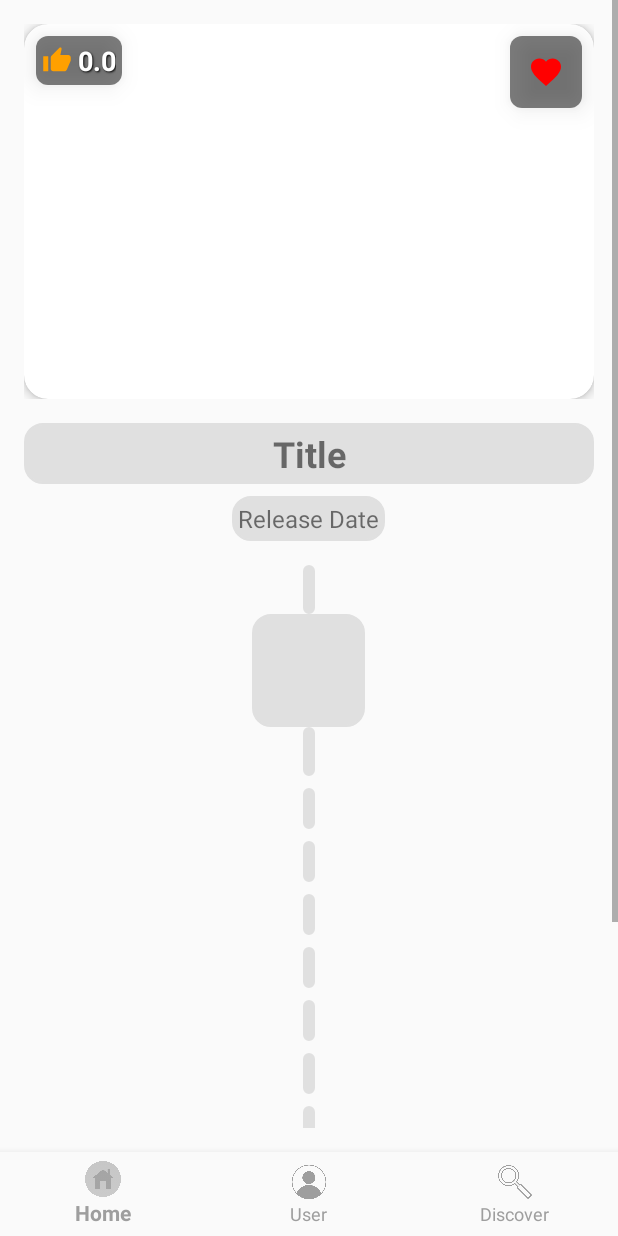
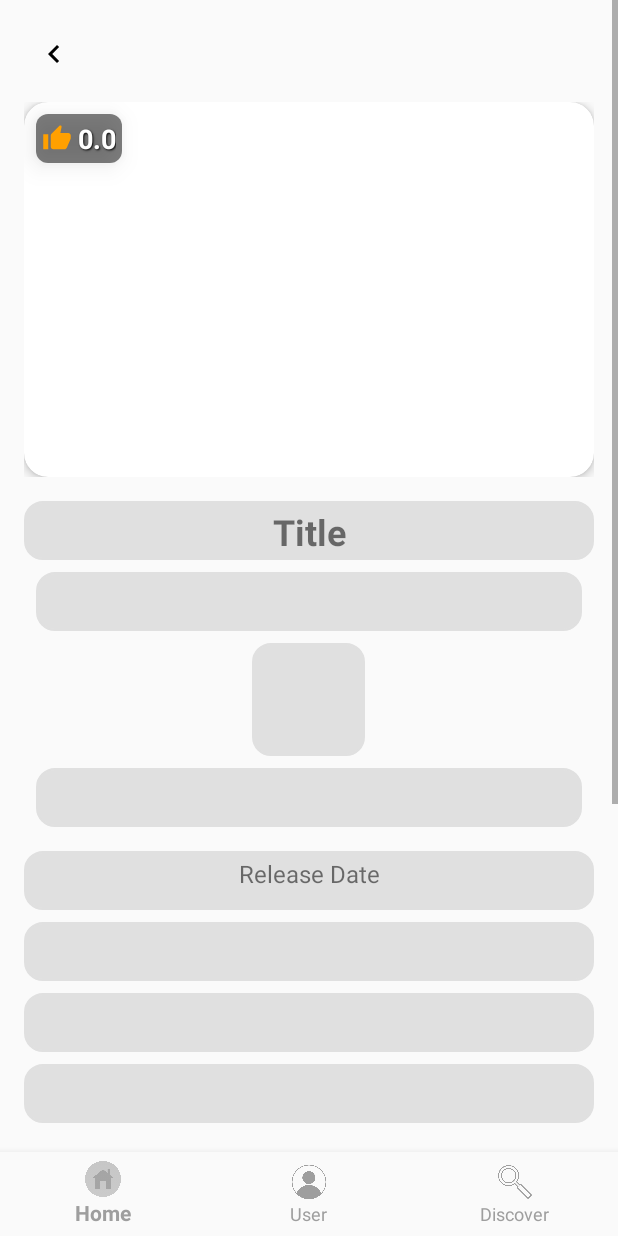
Before and after one commit to yasinhessnawi1/1-2-watch, an Android app: the DetailsActivity screen opened directly, with no data from a screen before it, on a phone screen of 412 x 824 dp. Run offline under Robolectric (Android 15) with nearby library versions, the phone set to English and light mode, and no system bars; network calls fail; pictures from the network do not load.

Commit message:
(#41, 42) Fixed the different items extra details information not appearing, added the rating and removed the like button, removed the ability to change the region country. changed the method used by the api to fetch popular anime. added a placeholder for the anime provider as there is no straight forward solution to get the provider image.

```diff
--- a/app/src/main/java/com/example/a1_2_watch/api/ApiService.kt
+++ b/app/src/main/java/com/example/a1_2_watch/api/ApiService.kt
@@ -66,7 +66,7 @@ interface ApiService {
      * @param offset The offset for pagination.
      * @return A [Call] object with the response containing a list of popular anime.
      */
-    @GET("anime")
+    @GET("anime/?sort=ratingRank")
     fun getPopularAnimeKitsu(@Query("page[limit]") limit: Int, @Query("page[offset]") offset: Int): Call<AnimeResponse>
 
     /**
--- a/app/src/main/java/com/example/a1_2_watch/models/ProviderDetails.kt
+++ b/app/src/main/java/com/example/a1_2_watch/models/ProviderDetails.kt
@@ -8,7 +8,7 @@ package com.example.a1_2_watch.models
  */
 data class Provider(
     val provider_name: String,
-    val logo_path: String,
+    val logo_path: String?,
 )
 
 /**
--- a/app/src/main/java/com/example/a1_2_watch/ui/DetailsActivity.kt
+++ b/app/src/main/java/com/example/a1_2_watch/ui/DetailsActivity.kt
@@ -9,19 +9,23 @@ import androidx.appcompat.app.AppCompatActivity
 import androidx.recyclerview.widget.LinearLayoutManager
 import com.bumptech.glide.Glide
 import com.example.a1_2_watch.R
+import com.example.a1_2_watch.adapters.MediaAdapter
 import com.example.a1_2_watch.adapters.ProvidersAdapter
 import com.example.a1_2_watch.databinding.DetailsLayoutBinding
 import com.example.a1_2_watch.models.*
 import com.example.a1_2_watch.repository.DetailsRepository
 import com.example.a1_2_watch.utils.Constants
+import com.example.a1_2_watch.utils.LikeButtonUtils
 import com.example.a1_2_watch.utils.NavigationUtils
+import java.util.Locale
+import kotlin.collections.joinToString
 
 class DetailsActivity : AppCompatActivity() {
 
     private lateinit var binding: DetailsLayoutBinding
     private lateinit var providersAdapter: ProvidersAdapter
     private val detailsRepository = DetailsRepository()
-    private var countryCode = "US"
+    private var countryCode: String = Locale.getDefault().country
     private var mediaId: Int = -1
     private lateinit var mediaType: MediaType
 
@@ -32,7 +36,9 @@ class DetailsActivity : AppCompatActivity() {
 
         providersAdapter = ProvidersAdapter(emptyList())
         setupProvidersRecyclerView()
-
+        binding.goBackButton.setOnClickListener {
+            finish() // Finish activity when back button is pressed
+        }
         setupBottomNavigation()
         extractMediaDataFromIntent()
 
@@ -40,7 +46,7 @@ class DetailsActivity : AppCompatActivity() {
             fetchDetails()
         }
 
-        setupRegionSpinner()
+        fetchProvidersBasedOnMediaType()
     }
 
     private fun setupBottomNavigation() {
@@ -71,22 +77,11 @@ class DetailsActivity : AppCompatActivity() {
         mediaType = MediaType.valueOf(mediaTypeString ?: "MOVIES")
     }
 
-    private fun setupRegionSpinner() {
-        val regions = listOf(
-            "US", "NO", "GB", "FR", "DE", "IN", "CA", "AU",
-            "ES", "IT", "JP", "KR", "BR", "NL", "RU", "MX", "SE", "TR"
-        )
-        val adapter = ArrayAdapter(this, android.R.layout.simple_spinner_dropdown_item, regions)
-        binding.regionSpinner.adapter = adapter
-
-        binding.regionSpinner.onItemSelectedListener = object : AdapterView.OnItemSelectedListener {
-            override fun onItemSelected(
-                parent: AdapterView<*>, view: View?, position: Int, id: Long
-            ) {
-                countryCode = regions[position]
+    private fun fetchProvidersBasedOnMediaType() {
+        if (mediaType == MediaType.ANIME) {
+            fetchStreamingProviders(mediaId.toString())
+        } else {
             fetchWatchProviders()
-            }
-            override fun onNothingSelected(parent: AdapterView<*>) {}
         }
     }
 
@@ -110,18 +105,20 @@ class DetailsActivity : AppCompatActivity() {
 
     private fun updateMovieDetails(movie: MovieDetails) {
         binding.titleTextView.text = movie.title ?: getString(R.string.no_title_available)
-        binding.descriptionTextView.text = movie.overview ?: getString(R.string.no_overview_available)
+        binding.descriptionTextView.text = "Description: \n ${movie.overview ?: getString(R.string.no_overview_available)}"
         binding.releaseDateTextView.text = "Release Date: ${movie.release_date ?: getString(R.string.unknown)}"
         binding.runtimeTextView.text = "Runtime: ${movie.runtime?.let { "$it minutes" } ?: getString(R.string.unknown)}"
         binding.genresTextView.text = "Genres: ${movie.genres?.joinToString(", ") { it.name } ?: getString(R.string.unknown)}"
         binding.revenueTextView.text = "Revenue: \$${movie.revenue ?: getString(R.string.unknown)}"
         binding.budgetTextView.text = "Budget: \$${movie.budget ?: getString(R.string.unknown)}"
+        binding.mediaRatingTextView.text = String.format(Locale.getDefault(), "%.1f", movie.vote_average)
 
         Glide.with(this)
             .load(Constants.IMAGE_URL + movie.poster_path)
             //.placeholder(R.drawable.ic_placeholder) // Optional: Add a placeholder image
             //.error(R.drawable.ic_error) // Optional: Add an error image
             .into(binding.movieImageView)
+
 
         // Hide Anime-specific and TV Show-specific fields
         binding.nextReleaseLayout.visibility = View.GONE
@@ -137,9 +134,17 @@ class DetailsActivity : AppCompatActivity() {
         binding.seasonCountTextView.text = "Seasons: ${tvShow.number_of_seasons ?: getString(R.string.unknown)}"
         binding.episodeCountTextView.text = "Episodes: ${tvShow.number_of_episodes ?: getString(R.string.unknown)}"
         binding.runtimeTextView.text = "Runtime: ${tvShow.episode_run_time?.joinToString(", ") { "$it min" } ?: getString(R.string.unknown)}"
+        binding.mediaRatingTextView.text = String.format(Locale.getDefault(), "%.1f", tvShow.vote_average)
         if(tvShow.status == "Ended"){
             binding.endDateTextView.text = "Last Air Date: ${tvShow.last_air_date}"
+            binding.nextReleaseLayout.visibility = View.GONE
         }else{
+            binding.endDateTextView.visibility = View.GONE
+            Glide.with(this)
+                .load(R.drawable.sand_clock)
+                //.placeholder(R.drawable.ic_placeholder) // Optional: Add a placeholder image
+                //.error(R.drawable.ic_error) // Optional: Add an error image
+                .into(binding.sandClockView)
             binding.nextReleaseTextView.text = "Next Episode to Air: ${tvShow.next_episode_to_air?.name}"
             binding.nextReleaseDateTextView.text = "When? ${tvShow.next_episode_to_air?.air_date}"
         }
@@ -153,8 +158,6 @@ class DetailsActivity : AppCompatActivity() {
             .into(binding.movieImageView)
 
         // Hide Anime-specific and Movie-specific fields
-        binding.nextReleaseLayout.visibility = View.GONE
-        binding.endDateTextView.visibility = View.GONE
         binding.revenueTextView.visibility = View.GONE
         binding.budgetTextView.visibility = View.GONE
     }
@@ -168,14 +171,27 @@ class DetailsActivity : AppCompatActivity() {
             binding.releaseDateTextView.text = "Start Date: ${attributes.startDate ?: getString(R.string.unknown)}"
             binding.endDateTextView.text = "End Date: ${attributes.startDate ?: getString(R.string.unknown)}"
             //binding.genresTextView.text = "Genres: ${attributes.genres?.joinToString(", ") { it.name } ?: getString(R.string.unknown)}"
-            binding.seasonCountTextView.text = "Runtime : ${attributes.episodeLength}"
+            val runtime = attributes.episodeLength?.let { "$it min" } ?: getString(R.string.unknown)
+            binding.seasonCountTextView.text = "Runtime : ${runtime}"
             binding.episodeCountTextView.text = "Episodes: ${attributes.episodeCount ?: getString(R.string.unknown)}"
+            binding.runtimeTextView.text = "Episode Length: ${attributes.episodeLength ?: getString(R.string.unknown)}"
+           binding.mediaRatingTextView.text =  String.format(
+                Locale.getDefault(),
+                "%.1f",
+                attributes.averageRating.toFloat() / 10
+            )
             if(attributes.endDate != null){
                 binding.endDateTextView.text = "Last Air Date: ${attributes.endDate}"
+                binding.nextReleaseLayout.visibility = View.GONE
             }else {
-                binding.
-                nextReleaseDateTextView.text =
-                    "Next episode: ${attributes.nextRelease}"
+                binding.endDateTextView.visibility = View.VISIBLE
+                Glide.with(this)
+                    .load(R.drawable.sand_clock)
+                    //.placeholder(R.drawable.ic_placeholder) // Optional: Add a placeholder image
+                    //.error(R.drawable.ic_error) // Optional: Add an error image
+                    .into(binding.sandClockView)
+                binding.nextReleaseTextView.text = "Next Episode to Air: ${attributes.nextRelease}"
+                binding.nextReleaseDateTextView.text = "When? ${attributes.nextRelease}"
             }
             Glide.with(this)
                 .load(attributes.posterImage?.medium)
@@ -183,20 +199,10 @@ class DetailsActivity : AppCompatActivity() {
                 //.error(R.drawable.ic_error) // Optional: Add an error image
                 .into(binding.movieImageView)
 
-            // Update Next Release Info
-            if (attributes.nextRelease != null) {
-                binding.nextReleaseLayout.visibility = View.VISIBLE
-                binding.nextReleaseTextView.text = "Next Release:"
-                binding.nextReleaseDateTextView.text = attributes.nextRelease
-                // Optionally, set an image or animation for sandClockView
-                binding.sandClockView.setImageResource(R.drawable.sand_clock) // Ensure you have this drawable
-            } else {
-                binding.nextReleaseLayout.visibility = View.GONE
-            }
+
 
             // Hide Movie-specific and TV Show-specific fields
-            binding.endDateTextView.visibility = View.GONE
-            binding.runtimeTextView.visibility = View.GONE
+            binding.genresTextView.visibility = View.GONE
             binding.revenueTextView.visibility = View.GONE
             binding.budgetTextView.visibility = View.GONE
         } else {
@@ -220,45 +226,59 @@ class DetailsActivity : AppCompatActivity() {
     }
     private fun fetchStreamingProviders(animeId: String) {
         detailsRepository.fetchAnimeStreamingLinks(animeId) { streamingLinks ->
-            if (!streamingLinks.isNullOrEmpty()) {
+            if (streamingLinks != null && streamingLinks.isNotEmpty()) {
                 for (link in streamingLinks) {
                     fetchStreamerName(link)
                 }
             } else {
-                binding.noProvidersTextView.text = "No streaming providers available"
+                handleNoProvidersAvailable()
             }
         }
     }
+
 
     private fun fetchStreamerName(streamingLink: StreamingLink) {
         val streamerLinkId = streamingLink.id
         detailsRepository.fetchStreamerDetails(streamerLinkId) { streamerDetailsResponse ->
             val streamer = streamerDetailsResponse?.data
             streamer?.attributes?.siteName?.let { siteName ->
-                binding.noProvidersTextView.append("Available on: $siteName\n")
+                val provider = Provider(siteName, null)
+                providersAdapter.addProvider(provider)
             }
         }
     }
 
     private fun fetchWatchProviders() {
         detailsRepository.fetchWatchProviders(mediaId, mediaType) { watchProvidersResponse ->
-            runOnUiThread {
             if (watchProvidersResponse != null) {
-                    val providers = watchProvidersResponse.results[countryCode]
-                    if (providers?.flatrate != null && providers.flatrate.isNotEmpty()) {
+                val availableRegions = watchProvidersResponse.results?.keys ?: emptySet()
+                println("Available regions: $countryCode")
+                val region = if (availableRegions.contains(countryCode)) {
+                    countryCode
+                } else {
+                    "US" // Fallback to "US" or any preferred default
+                }
+
+                val providers = watchProvidersResponse.results?.get(region)
+                if (providers?.flatrate?.isNotEmpty() == true) {
                     providersAdapter.updateProviders(providers.flatrate)
                     binding.noProvidersTextView.visibility = View.GONE
                 } else {
-                        providersAdapter.updateProviders(emptyList())
-                        binding.noProvidersTextView.visibility = View.VISIBLE
-                        binding.noProvidersTextView.text = getString(R.string.no_providers_available)
+                    handleNoProvidersAvailable()
                 }
             } else {
-                    providersAdapter.updateProviders(emptyList())
-                    binding.noProvidersTextView.visibility = View.VISIBLE
-                    binding.noProvidersTextView.text = getString(R.string.error_fetching_providers)
+                handleProviderFetchError()
             }
         }
     }
+    private fun handleNoProvidersAvailable() {
+        providersAdapter.updateProviders(emptyList())
+        binding.noProvidersTextView.visibility = View.VISIBLE
+        binding.noProvidersTextView.text = "No available providers in your region."
+    }
+
+    private fun handleProviderFetchError() {
+        binding.noProvidersTextView.visibility = View.VISIBLE
+        binding.noProvidersTextView.text = "Error fetching providers."
     }
 }
--- a/app/src/main/res/layout/details_layout.xml
+++ b/app/src/main/res/layout/details_layout.xml
@@ -16,13 +16,24 @@
         app:layout_constraintStart_toStartOf="parent"
         app:layout_constraintEnd_toEndOf="parent">
 
+
+
         <LinearLayout
             android:id="@+id/detailsLinearLayout"
             android:layout_width="match_parent"
             android:layout_height="wrap_content"
             android:orientation="vertical"
             android:padding="16dp">
-
+            <ImageButton
+                android:id="@+id/goBackButton"
+                android:layout_width="wrap_content"
+                android:layout_height="wrap_content"
+                android:src="@drawable/ic_arrow_back"
+                android:background="@android:color/transparent"
+                android:contentDescription="@string/go_back"
+                android:layout_margin="8dp"
+                app:layout_constraintStart_toStartOf="parent"
+                app:layout_constraintTop_toTopOf="parent" />
             <FrameLayout
                 android:layout_width="match_parent"
                 android:layout_height="wrap_content">
@@ -41,25 +52,6 @@
                         android:contentDescription="@string/media_item_poster_image"
                         android:scaleType="centerCrop" />
                 </androidx.cardview.widget.CardView>
-
-                <FrameLayout
-                    android:layout_width="48dp"
-                    android:layout_height="48dp"
-                    android:layout_gravity="top|end"
-                    android:layout_margin="8dp"
-                    android:elevation="10dp"
-                    android:background="@drawable/bg_transparent_rounded">
-
-                    <ImageButton
-                        android:id="@+id/saveButton"
-                        android:layout_width="24dp"
-                        android:layout_height="24dp"
-                        android:layout_gravity="center"
-                        android:src="@drawable/ic_heart"
-                        android:contentDescription="@string/save"
-                        android:background="@android:color/transparent"
-                        android:scaleType="centerInside" />
-                </FrameLayout>
 
                 <LinearLayout
                     android:layout_width="wrap_content"
@@ -99,26 +91,14 @@
             <TextView
                 android:id="@+id/titleTextView"
                 android:layout_width="match_parent"
-                android:layout_height="wrap_content"
+                android:layout_height="39dp"
                 android:background="@drawable/bg_text"
+                android:layout_gravity="center"
                 android:textAlignment="center"
                 android:layout_marginTop="16dp"
                 android:textSize="24sp"
                 android:textStyle="bold"
                 android:text="Title" />
-
-            <!-- Release Date -->
-            <TextView
-                android:id="@+id/releaseDateTextView"
-                android:layout_width="wrap_content"
-                android:layout_height="wrap_content"
-                android:background="@drawable/bg_text"
-                android:layout_gravity="center"
-                android:textAlignment="center"
-                android:layout_marginTop="8dp"
-                android:layout_marginBottom="8dp"
-                android:textSize="16sp"
-                android:text="Release Date" />
 
             <LinearLayout
                 android:id="@+id/nextReleaseLayout"
@@ -130,11 +110,12 @@
                 >
                 <TextView
                     android:id="@+id/nextReleaseTextView"
-                    android:layout_width="wrap_content"
-                    android:layout_height="wrap_content"
+                    android:layout_width="match_parent"
+                    android:layout_height="39dp"
                     android:textSize="18sp"
                     android:background="@drawable/bg_text"
                     android:textAlignment="center"
+                    android:layout_gravity="center"
                     />
                 <!-- Custom SandClockView -->
                 <ImageView
@@ -142,25 +123,42 @@
                     android:layout_width="75dp"
                     android:layout_height="75dp"
                     android:layout_gravity="center"
+                    android:layout_margin="8dp"
                     android:background="@drawable/bg_text"
                     />
                 <TextView
                     android:id="@+id/nextReleaseDateTextView"
-                    android:layout_width="wrap_content"
-                    android:layout_height="wrap_content"
+                    android:layout_width="match_parent"
+                    android:layout_height="39dp"
                     android:textSize="18sp"
+                    android:layout_gravity="center"
+                    android:textAlignment="center"
                     android:background="@drawable/bg_text"
-                    android:textAlignment="center"
 
                     />
                 <!-- Date Display -->
 
 
             </LinearLayout>
+
+            <!-- Release Date -->
+            <TextView
+                android:id="@+id/releaseDateTextView"
+                android:layout_width="match_parent"
+                android:layout_height="39dp"
+                android:background="@drawable/bg_text"
+                android:layout_gravity="center"
+                android:textAlignment="center"
+                android:layout_marginTop="8dp"
+                android:layout_marginBottom="8dp"
+                android:textSize="16sp"
+                android:text="Release Date" />
+
+
             <TextView
                 android:id="@+id/endDateTextView"
-                android:layout_width="wrap_content"
-                android:layout_height="wrap_content"
+                android:layout_width="match_parent"
+                android:layout_height="39dp"
                 android:background="@drawable/bg_text"
                 android:layout_gravity="center"
                 android:textAlignment="center"
@@ -169,8 +167,8 @@
 
             <TextView
                 android:id="@+id/runtimeTextView"
-                android:layout_width="wrap_content"
-                android:layout_height="wrap_content"
+                android:layout_width="match_parent"
+                android:layout_height="39dp"
                 android:background="@drawable/bg_text"
                 android:layout_gravity="center"
                 android:textAlignment="center"
@@ -179,8 +177,8 @@
 
             <TextView
                 android:id="@+id/revenueTextView"
-                android:layout_width="wrap_content"
-                android:layout_height="wrap_content"
+                android:layout_width="match_parent"
+                android:layout_height="39dp"
                 android:background="@drawable/bg_text"
                 android:layout_gravity="center"
                 android:textAlignment="center"
@@ -189,8 +187,8 @@
 
             <TextView
                 android:id="@+id/budgetTextView"
-                android:layout_width="wrap_content"
-                android:layout_height="wrap_content"
+                android:layout_width="match_parent"
+                android:layout_height="39dp"
                 android:background="@drawable/bg_text"
                 android:layout_gravity="center"
                 android:textAlignment="center"
@@ -198,8 +196,8 @@
                 />
             <TextView
                 android:id="@+id/episodeCountTextView"
-                android:layout_width="wrap_content"
-                android:layout_height="wrap_content"
+                android:layout_width="match_parent"
+                android:layout_height="39dp"
                 android:background="@drawable/bg_text"
                 android:layout_gravity="center"
                 android:textAlignment="center"
@@ -208,8 +206,8 @@
 
             <TextView
                 android:id="@+id/seasonCountTextView"
-                android:layout_width="wrap_content"
-                android:layout_height="wrap_content"
+                android:layout_width="match_parent"
+                android:layout_height="39dp"
                 android:background="@drawable/bg_text"
                 android:layout_gravity="center"
                 android:textAlignment="center"
@@ -218,8 +216,8 @@
 
             <TextView
                 android:id="@+id/genresTextView"
-                android:layout_width="wrap_content"
-                android:layout_height="wrap_content"
+                android:layout_width="match_parent"
+                android:layout_height="39dp"
                 android:background="@drawable/bg_text"
                 android:layout_gravity="center"
                 android:textAlignment="center"
@@ -229,7 +227,7 @@
             <!-- Description -->
             <TextView
                 android:id="@+id/descriptionTextView"
-                android:layout_width="wrap_content"
+                android:layout_width="match_parent"
                 android:layout_height="wrap_content"
                 android:background="@drawable/bg_text"
                 android:layout_gravity="center"
@@ -238,42 +236,16 @@
                 android:textSize="16sp"
                 android:text="Description" />
 
-            <!-- Choose Region Label -->
-            <LinearLayout
-                android:layout_width="match_parent"
-                android:layout_height="wrap_content"
-                android:orientation="horizontal"
-                android:layout_marginTop="8dp"
-                >
-                <TextView
-                    android:id="@+id/chooseRegionLabel"
-                    android:layout_width="wrap_content"
-                    android:layout_height="wrap_content"
-                    android:layout_gravity="center"
-                    android:background="@drawable/bg_text"
-                    android:text="Choose your region to show providers"
-                    android:textSize="16sp" />
-
-                <!-- Region Spinner -->
-                <Spinner
-                    android:id="@+id/regionSpinner"
-                    android:layout_width="wrap_content"
-                    android:layout_height="39dp"
-                    android:layout_gravity="center"
-
-                    />
-            </LinearLayout>
-
             <!-- No Providers TextView -->
             <TextView
                 android:id="@+id/noProvidersTextView"
-                android:layout_width="wrap_content"
-                android:layout_height="wrap_content"
+                android:layout_width="match_parent"
+                android:layout_height="39dp"
                 android:layout_gravity="center"
                 android:layout_marginTop="16dp"
                 android:background="@drawable/bg_text"
                 android:textAlignment="center"
-                android:text="No providers available in this region."
+                android:text="No providers available in your region."
                 android:textSize="16sp"
                 android:visibility="gone" />
 
--- a/app/src/main/res/layout/provider_layout.xml
+++ b/app/src/main/res/layout/provider_layout.xml
@@ -15,5 +15,6 @@
         android:id="@+id/providerNameTextView"
         android:layout_width="wrap_content"
         android:layout_height="wrap_content"
+        android:layout_gravity="center_vertical"
         android:textSize="16sp" />
 </LinearLayout>
```
Also changed, not shown: app/src/main/java/com/example/a1_2_watch/adapters/ProvidersAdapter.kt (+23 -4 lines), app/src/main/java/com/example/a1_2_watch/ui/HomeActivity.kt (+4 -67 lines), app/src/main/java/com/example/a1_2_watch/utils/LikeButtonUtils.kt (added, +82 -0 lines), app/src/main/res/drawable/provider_place_holder.gif (added). Lines whose indentation alone changed are shown as unchanged.
